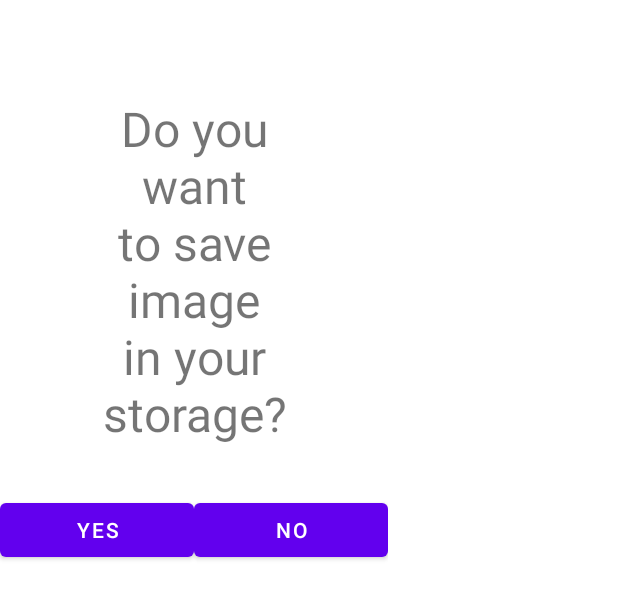
After one commit to MatOgr/MoodApp-2.0, an Android app: the layout popup.xml on its own in the app's theme, with its tools: preview values and no code run, on a phone screen of 412 x 824 dp. The commit adds this screen. Shown: the top 599 px of the screen. Run offline under Robolectric (Android 15) with nearby library versions, the phone set to English and light mode, and no system bars; network calls fail.

Commit message:
Saving image after acceptance - DONE

```diff
--- /dev/null
+++ b/app/src/main/res/layout/popup.xml
@@ -0,0 +1,49 @@
+<?xml version="1.0" encoding="utf-8"?>
+<androidx.constraintlayout.widget.ConstraintLayout xmlns:android="http://schemas.android.com/apk/res/android"
+    xmlns:app="http://schemas.android.com/apk/res-auto"
+    xmlns:tools="http://schemas.android.com/tools"
+    android:layout_width="wrap_content"
+    android:layout_height="wrap_content">
+
+    <Button
+        android:id="@+id/buttonyes"
+        android:layout_width="129dp"
+        android:layout_height="wrap_content"
+        android:layout_marginTop="32dp"
+        android:layout_marginBottom="32dp"
+        android:text="Yes"
+        app:layout_constraintBottom_toBottomOf="parent"
+        app:layout_constraintEnd_toStartOf="@+id/buttonno"
+        app:layout_constraintStart_toStartOf="parent"
+        app:layout_constraintTop_toBottomOf="@+id/dialogTextView" />
+
+    <Button
+        android:id="@+id/buttonno"
+        android:layout_width="129dp"
+        android:layout_height="wrap_content"
+        android:layout_marginTop="32dp"
+        android:layout_marginBottom="32dp"
+        android:text="No"
+        app:layout_constraintBottom_toBottomOf="parent"
+        app:layout_constraintEnd_toEndOf="parent"
+        app:layout_constraintStart_toEndOf="@+id/buttonyes"
+        app:layout_constraintTop_toBottomOf="@+id/dialogTextView" />
+
+    <TextView
+        android:id="@+id/dialogTextView"
+        android:layout_width="0dp"
+        android:layout_height="wrap_content"
+        android:layout_marginStart="50dp"
+        android:layout_marginTop="16dp"
+        android:layout_marginEnd="50dp"
+        android:layout_marginBottom="64dp"
+        android:text="Do you want to save image in your storage?"
+        android:textAlignment="center"
+        android:textSize="32sp"
+        app:layout_constraintBottom_toBottomOf="parent"
+        app:layout_constraintEnd_toEndOf="parent"
+        app:layout_constraintHorizontal_bias="1.0"
+        app:layout_constraintStart_toStartOf="parent"
+        app:layout_constraintTop_toTopOf="parent" />
+
+</androidx.constraintlayout.widget.ConstraintLayout>
```
Also changed, not shown: app/src/main/java/com/example/moodapp/RecipeActivity.java (+64 -40 lines), app/src/main/res/layout/activity_recipe.xml (+0 -8 lines).
